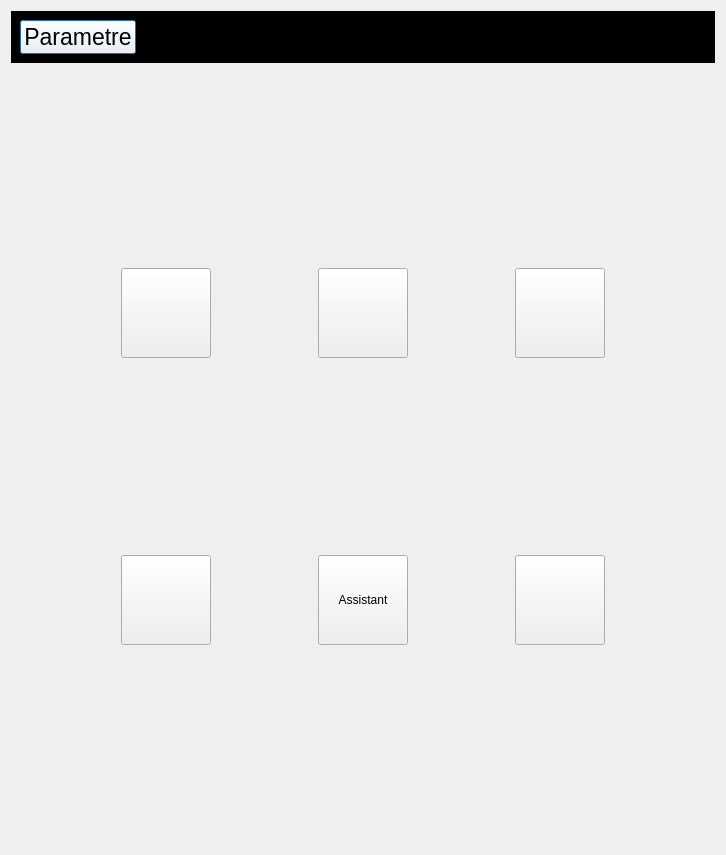
This is arrerasettingui.ui in Arrera-Software/Arrera-Interface as Qt 5 draws it before an edit. The edited form follows.
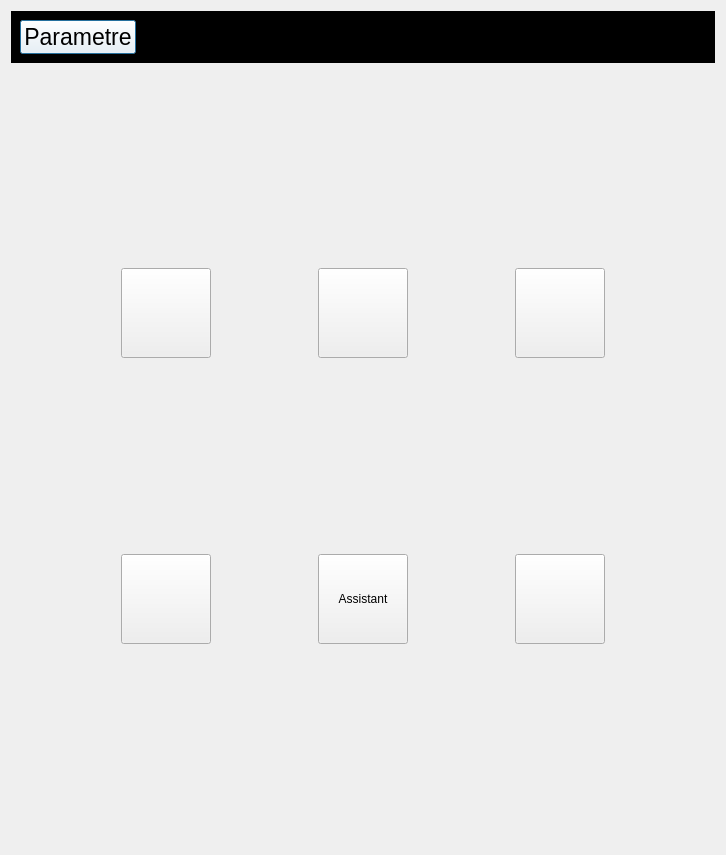
This is the edited form. The open tabs and pages were chosen to show the change. Icons and pictures are not drawn.

Commit message: Debut interface paramete generaux

Diff of the .ui file:
```diff
--- a/arrerasettingui.ui
+++ b/arrerasettingui.ui
@@ -90,42 +90,11 @@
    <item>
     <widget class="QStackedWidget" name="mainstacked">
      <property name="currentIndex">
-      <number>3</number>
+      <number>4</number>
      </property>
      <widget class="QWidget" name="main">
-      <layout class="QVBoxLayout" name="verticalLayout_2">
-       <item>
         <layout class="QGridLayout" name="gridLayout">
-         <item row="4" column="1">
-          <widget class="QPushButton" name="IDC_APPLICATION">
-           <property name="minimumSize">
-            <size>
-             <width>90</width>
-             <height>90</height>
-            </size>
-           </property>
-           <property name="maximumSize">
-            <size>
-             <width>90</width>
-             <height>90</height>
-            </size>
-           </property>
-           <property name="text">
-            <string/>
-           </property>
-           <property name="icon">
-            <iconset resource="resource.qrc">
-             <normaloff>:/icon/img/application.png</normaloff>:/icon/img/application.png</iconset>
-           </property>
-           <property name="iconSize">
-            <size>
-             <width>80</width>
-             <height>80</height>
-            </size>
-           </property>
-          </widget>
-         </item>
-         <item row="1" column="1">
+       <item row="0" column="0">
           <widget class="QPushButton" name="IDC_MODE">
            <property name="minimumSize">
             <size>
@@ -154,101 +123,7 @@
            </property>
           </widget>
          </item>
-         <item row="2" column="1">
-          <spacer name="verticalSpacer_2">
-           <property name="orientation">
-            <enum>Qt::Orientation::Vertical</enum>
-           </property>
-           <property name="sizeHint" stdset="0">
-            <size>
-             <width>20</width>
-             <height>40</height>
-            </size>
-           </property>
-          </spacer>
-         </item>
-         <item row="1" column="0">
-          <spacer name="horizontalSpacer_3">
-           <property name="orientation">
-            <enum>Qt::Orientation::Horizontal</enum>
-           </property>
-           <property name="sizeHint" stdset="0">
-            <size>
-             <width>40</width>
-             <height>20</height>
-            </size>
-           </property>
-          </spacer>
-         </item>
-         <item row="1" column="6">
-          <widget class="QPushButton" name="IDC_RECHERCHE">
-           <property name="minimumSize">
-            <size>
-             <width>90</width>
-             <height>90</height>
-            </size>
-           </property>
-           <property name="maximumSize">
-            <size>
-             <width>90</width>
-             <height>90</height>
-            </size>
-           </property>
-           <property name="text">
-            <string/>
-           </property>
-           <property name="icon">
-            <iconset resource="resource.qrc">
-             <normaloff>:/icon/img/search.png</normaloff>:/icon/img/search.png</iconset>
-           </property>
-           <property name="iconSize">
-            <size>
-             <width>80</width>
-             <height>80</height>
-            </size>
-           </property>
-          </widget>
-         </item>
          <item row="0" column="1">
-          <spacer name="verticalSpacer">
-           <property name="orientation">
-            <enum>Qt::Orientation::Vertical</enum>
-           </property>
-           <property name="sizeHint" stdset="0">
-            <size>
-             <width>20</width>
-             <height>40</height>
-            </size>
-           </property>
-          </spacer>
-         </item>
-         <item row="5" column="1">
-          <spacer name="verticalSpacer_3">
-           <property name="orientation">
-            <enum>Qt::Orientation::Vertical</enum>
-           </property>
-           <property name="sizeHint" stdset="0">
-            <size>
-             <width>20</width>
-             <height>40</height>
-            </size>
-           </property>
-          </spacer>
-         </item>
-         <item row="1" column="9">
-          <spacer name="horizontalSpacer_4">
-           <property name="orientation">
-            <enum>Qt::Orientation::Horizontal</enum>
-           </property>
-           <property name="sizeHint" stdset="0">
-            <size>
-             <width>40</width>
-             <height>20</height>
-            </size>
-           </property>
-          </spacer>
-         </item>
-         <item row="1" column="4">
           <widget class="QPushButton" name="IDC_GENERAUX">
            <property name="minimumSize">
             <size>
@@ -277,33 +152,84 @@
            </property>
           </widget>
          </item>
+       <item row="0" column="2">
+        <widget class="QPushButton" name="IDC_RECHERCHE">
+         <property name="minimumSize">
+          <size>
+           <width>90</width>
+           <height>90</height>
+          </size>
+         </property>
+         <property name="maximumSize">
+          <size>
+           <width>90</width>
+           <height>90</height>
+          </size>
+         </property>
+         <property name="text">
+          <string/>
+         </property>
+         <property name="icon">
+          <iconset resource="resource.qrc">
+           <normaloff>:/icon/img/search.png</normaloff>:/icon/img/search.png</iconset>
+         </property>
+         <property name="iconSize">
+          <size>
+           <width>80</width>
+           <height>80</height>
+          </size>
+         </property>
+        </widget>
+       </item>
+       <item row="1" column="0">
+        <widget class="QPushButton" name="IDC_APPLICATION">
+         <property name="minimumSize">
+          <size>
+           <width>90</width>
+           <height>90</height>
+          </size>
+         </property>
+         <property name="maximumSize">
+          <size>
+           <width>90</width>
+           <height>90</height>
+          </size>
+         </property>
+         <property name="text">
+          <string/>
+         </property>
+         <property name="icon">
+          <iconset resource="resource.qrc">
+           <normaloff>:/icon/img/application.png</normaloff>:/icon/img/application.png</iconset>
+         </property>
+         <property name="iconSize">
+          <size>
+           <width>80</width>
+           <height>80</height>
+          </size>
+         </property>
+        </widget>
+       </item>
+       <item row="1" column="1">
+        <widget class="QPushButton" name="IDC_ASSISTANT">
+         <property name="minimumSize">
+          <size>
+           <width>90</width>
+           <height>90</height>
+          </size>
+         </property>
+         <property name="maximumSize">
+          <size>
+           <width>90</width>
+           <height>90</height>
+          </size>
+         </property>
+         <property name="text">
+          <string>Assistant</string>
+         </property>
+        </widget>
+       </item>
          <item row="1" column="2">
-          <spacer name="horizontalSpacer">
-           <property name="orientation">
-            <enum>Qt::Orientation::Horizontal</enum>
-           </property>
-           <property name="sizeHint" stdset="0">
-            <size>
-             <width>40</width>
-             <height>20</height>
-            </size>
-           </property>
-          </spacer>
-         </item>
-         <item row="1" column="5">
-          <spacer name="horizontalSpacer_2">
-           <property name="orientation">
-            <enum>Qt::Orientation::Horizontal</enum>
-           </property>
-           <property name="sizeHint" stdset="0">
-            <size>
-             <width>40</width>
-             <height>20</height>
-            </size>
-           </property>
-          </spacer>
-         </item>
-         <item row="4" column="6">
           <widget class="QPushButton" name="IDC_LIEU">
            <property name="minimumSize">
             <size>
@@ -332,27 +258,6 @@
            </property>
           </widget>
          </item>
-         <item row="4" column="4">
-          <widget class="QPushButton" name="IDC_ASSISTANT">
-           <property name="minimumSize">
-            <size>
-             <width>90</width>
-             <height>90</height>
-            </size>
-           </property>
-           <property name="maximumSize">
-            <size>
-             <width>90</width>
-             <height>90</height>
-            </size>
-           </property>
-           <property name="text">
-            <string>Assistant</string>
-           </property>
-          </widget>
-         </item>
-        </layout>
-       </item>
       </layout>
      </widget>
      <widget class="QWidget" name="lieu">
@@ -1968,6 +1873,74 @@
       </layout>
      </widget>
      <widget class="QWidget" name="generaux">
+      <layout class="QVBoxLayout" name="verticalLayout_2">
+       <item>
+        <widget class="QStackedWidget" name="stakedGeneraux">
+         <property name="currentIndex">
+          <number>0</number>
+         </property>
+         <widget class="QWidget" name="mainGeneraux">
+          <layout class="QVBoxLayout" name="verticalLayout_18">
+           <item>
+            <widget class="QLabel" name="LINCMAINGENERAUX">
+             <property name="font">
+              <font>
+               <pointsize>20</pointsize>
+               <bold>true</bold>
+              </font>
+             </property>
+             <property name="text">
+              <string>Paramètres Généraux Arrera I2025</string>
+             </property>
+            </widget>
+           </item>
+           <item>
+            <spacer name="verticalSpacer">
+             <property name="orientation">
+              <enum>Qt::Orientation::Vertical</enum>
+             </property>
+             <property name="sizeHint" stdset="0">
+              <size>
+               <width>20</width>
+               <height>40</height>
+              </size>
+             </property>
+            </spacer>
+           </item>
+           <item>
+            <layout class="QGridLayout" name="gridLayout_6">
+             <item row="0" column="0">
+              <widget class="QPushButton" name="IDC_NAMEUSERPARAGENERAUX">
+               <property name="text">
+                <string>PushButton</string>
+               </property>
+              </widget>
+             </item>
+             <item row="0" column="1">
+              <widget class="QPushButton" name="pushButton_2">
+               <property name="text">
+                <string>PushButton</string>
+               </property>
+              </widget>
+             </item>
+            </layout>
+           </item>
+           <item>
+            <spacer name="verticalSpacer_2">
+             <property name="orientation">
+              <enum>Qt::Orientation::Vertical</enum>
+             </property>
+             <property name="sizeHint" stdset="0">
+              <size>
+               <width>20</width>
+               <height>40</height>
+              </size>
+             </property>
+            </spacer>
+           </item>
+          </layout>
+         </widget>
+         <widget class="QWidget" name="nameUSer">
       <layout class="QVBoxLayout" name="verticalLayout_6">
        <item>
         <widget class="QLabel" name="LINDICATIONPARAGENERAUX">
@@ -1985,7 +1958,7 @@
         </widget>
        </item>
        <item>
-        <spacer name="verticalSpacer_13">
+            <spacer name="verticalSpacer_12">
          <property name="orientation">
           <enum>Qt::Orientation::Vertical</enum>
          </property>
@@ -2024,7 +1997,7 @@
         </layout>
        </item>
        <item>
-        <spacer name="verticalSpacer_12">
+            <spacer name="verticalSpacer_13">
          <property name="orientation">
           <enum>Qt::Orientation::Vertical</enum>
          </property>
@@ -2041,6 +2014,10 @@
          <property name="text">
           <string>RETOUR</string>
          </property>
+            </widget>
+           </item>
+          </layout>
+         </widget>
         </widget>
        </item>
       </layout>
```
Lines whose indentation alone changed are shown as unchanged.
